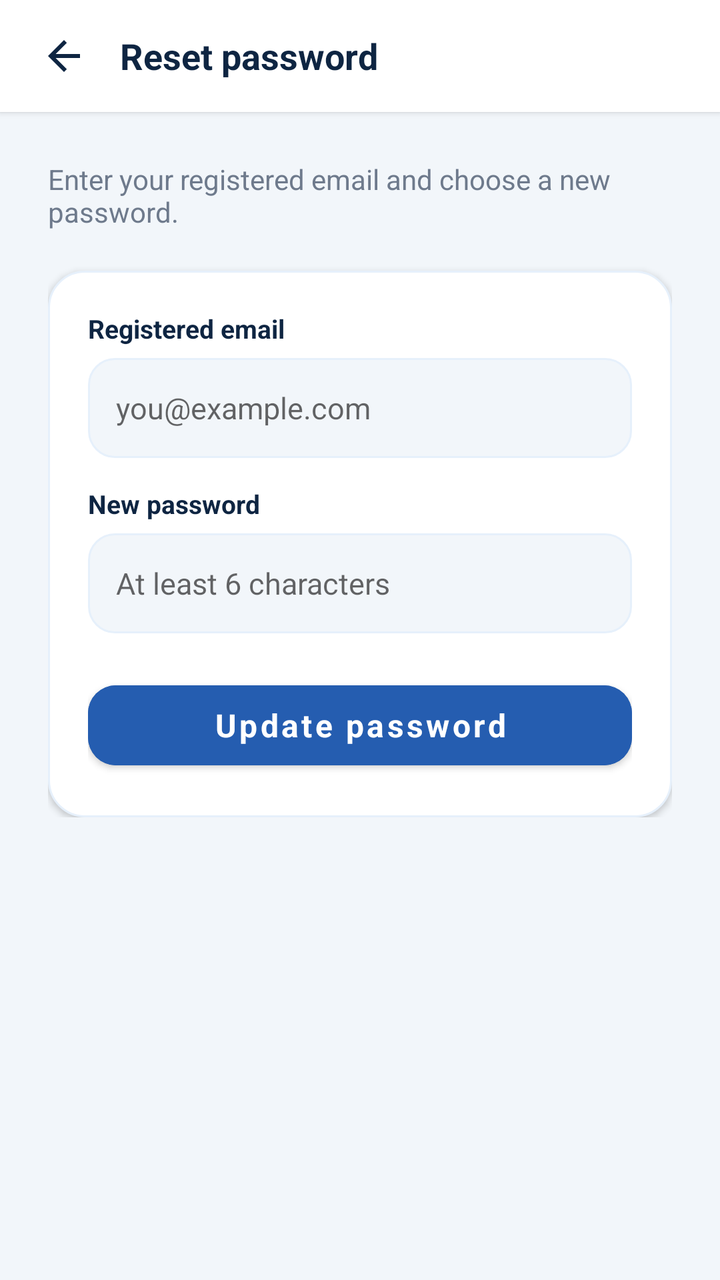
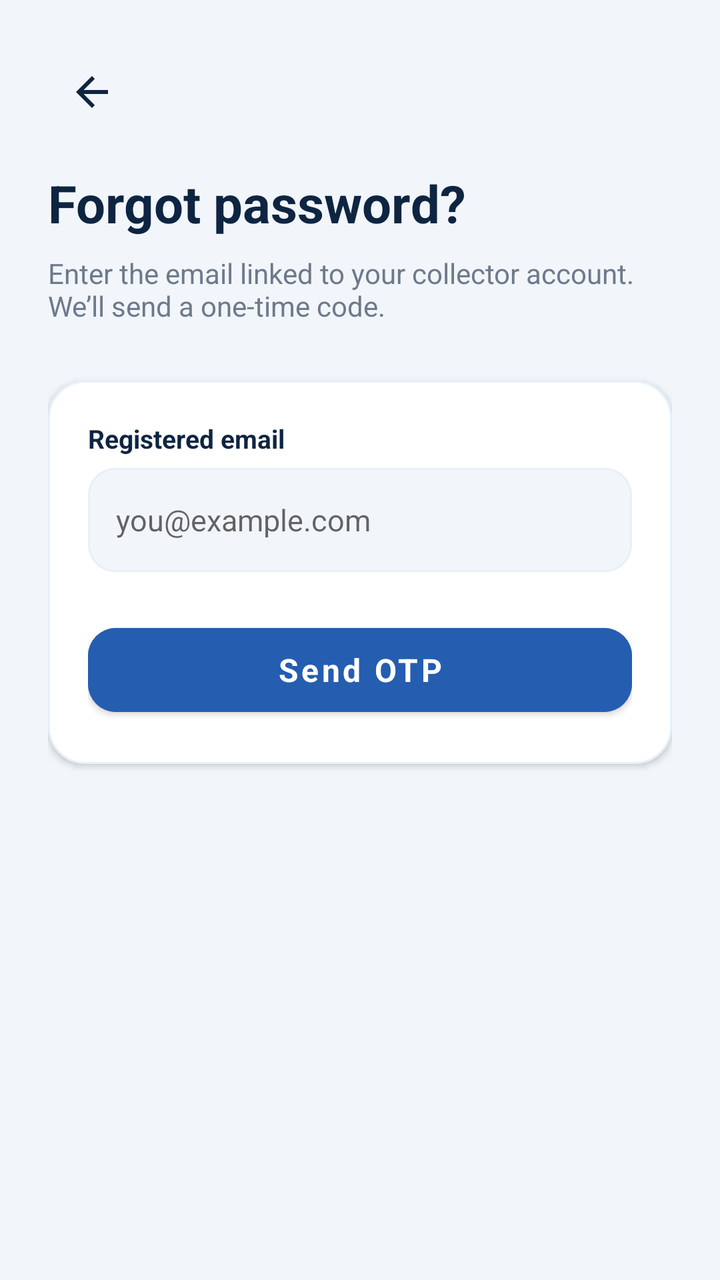

Compare the two renders of this Android layout. The source of the first and the diff that turns it into the second are given below.
<!-- AndroidManifest.xml: application theme Theme.CSUCensus -->
<!-- res/layout/activity_forgot_password.xml -->
<?xml version="1.0" encoding="utf-8"?>
<LinearLayout
    xmlns:android="http://schemas.android.com/apk/res/android"
    xmlns:app="http://schemas.android.com/apk/res-auto"
    android:layout_width="match_parent"
    android:layout_height="match_parent"
    android:orientation="vertical"
    android:background="@color/background">

    <LinearLayout
        android:layout_width="match_parent"
        android:layout_height="56dp"
        android:orientation="horizontal"
        android:gravity="center_vertical"
        android:paddingHorizontal="8dp"
        android:background="@color/white"
        android:elevation="2dp">

        <ImageButton
            android:id="@+id/btnBack"
            android:layout_width="48dp"
            android:layout_height="48dp"
            android:src="@drawable/ic_back"
            android:background="?attr/selectableItemBackgroundBorderless"
            android:contentDescription="Back"
            android:padding="12dp" />

        <TextView
            android:layout_width="wrap_content"
            android:layout_height="wrap_content"
            android:text="Reset password"
            android:textSize="18sp"
            android:textStyle="bold"
            android:textColor="@color/navy"
            android:layout_marginStart="4dp" />
    </LinearLayout>

    <LinearLayout
        android:layout_width="match_parent"
        android:layout_height="wrap_content"
        android:orientation="vertical"
        android:padding="24dp">

        <TextView
            android:layout_width="match_parent"
            android:layout_height="wrap_content"
            android:text="Enter your registered email and choose a new password."
            android:textColor="@color/muted"
            android:textSize="14sp" />

        <LinearLayout
            android:layout_width="match_parent"
            android:layout_height="wrap_content"
            android:orientation="vertical"
            android:background="@drawable/bg_card"
            android:padding="20dp"
            android:layout_marginTop="20dp"
            android:elevation="2dp">

            <TextView
                android:layout_width="wrap_content"
                android:layout_height="wrap_content"
                android:text="Registered email"
                android:textColor="@color/navy"
                android:textStyle="bold"
                android:textSize="13sp" />

            <EditText
                android:id="@+id/etResetEmail"
                android:layout_width="match_parent"
                android:layout_height="50dp"
                android:layout_marginTop="6dp"
                android:paddingHorizontal="14dp"
                android:singleLine="true"
                android:hint="you@example.com"
                android:inputType="textEmailAddress"
                android:background="@drawable/bg_input"
                android:textColor="@color/navy"
                android:textSize="15sp" />

            <TextView
                android:layout_width="wrap_content"
                android:layout_height="wrap_content"
                android:text="New password"
                android:textColor="@color/navy"
                android:textStyle="bold"
                android:textSize="13sp"
                android:layout_marginTop="14dp" />

            <EditText
                android:id="@+id/etResetPassword"
                android:layout_width="match_parent"
                android:layout_height="50dp"
                android:layout_marginTop="6dp"
                android:paddingHorizontal="14dp"
                android:singleLine="true"
                android:hint="At least 6 characters"
                android:inputType="textPassword"
                android:background="@drawable/bg_input"
                android:textColor="@color/navy"
                android:textSize="15sp" />

            <com.google.android.material.button.MaterialButton
                android:id="@+id/btnReset"
                android:layout_width="match_parent"
                android:layout_height="52dp"
                android:text="Update password"
                android:textAllCaps="false"
                android:textSize="16sp"
                android:textStyle="bold"
                android:backgroundTint="@color/blue"
                android:layout_marginTop="20dp"
                app:cornerRadius="14dp" />
        </LinearLayout>
    </LinearLayout>
</LinearLayout>
<!-- resources referenced by this layout -->
<resources>
  <color name="background">#F2F6FA</color>
  <color name="blue">#255DB0</color>
  <color name="muted">#6E7A8C</color>
  <color name="navy">#0E2542</color>
  <color name="white">#FFFFFF</color>
  <!-- drawable bg_card (drawable) -->
  <?xml version="1.0" encoding="utf-8"?>
  <shape xmlns:android="http://schemas.android.com/apk/res/android">
      <solid android:color="@color/white" />
      <corners android:radius="18dp" />
      <stroke android:width="1dp" android:color="@color/light_blue" />
  </shape>
  <!-- drawable bg_input (drawable) -->
  <?xml version="1.0" encoding="utf-8"?>
  <shape xmlns:android="http://schemas.android.com/apk/res/android">
      <solid android:color="@color/background" />
      <corners android:radius="13dp" />
      <stroke android:width="1dp" android:color="@color/light_blue" />
  </shape>
  <!-- drawable ic_back (drawable) -->
  <?xml version="1.0" encoding="utf-8"?>
  <vector xmlns:android="http://schemas.android.com/apk/res/android"
      android:width="24dp" android:height="24dp"
      android:viewportWidth="24" android:viewportHeight="24">
      <path android:fillColor="#0E2542"
          android:pathData="M20,11H7.83l5.59,-5.59L12,4l-8,8 8,8 1.41,-1.41L7.83,13H20v-2z"/>
  </vector>
  <style name="Theme.CSUCensus" parent="Theme.MaterialComponents.DayNight.NoActionBar">
          <item name="colorPrimary">@color/blue</item>
          <item name="colorPrimaryVariant">@color/blue_dark</item>
          <item name="colorSecondary">@color/green</item>
          <item name="colorOnPrimary">@color/white</item>
          <item name="android:fontFamily">sans-serif</item>
          <item name="android:windowLightStatusBar">true</item>
          <item name="android:statusBarColor">@android:color/transparent</item>
          <item name="android:navigationBarColor">@color/white</item>
          <item name="android:windowLightNavigationBar">true</item>
          <item name="android:windowBackground">@color/background</item>
      </style>
  <color name="light_blue">#E6F0FB</color>
  <color name="blue_dark">#1E4A8C</color>
  <color name="green">#2A966B</color>
</resources>

<!-- the commit's change to res/layout/activity_forgot_password.xml (unified diff, before → after) -->
@@ -1,39 +1,12 @@
 <?xml version="1.0" encoding="utf-8"?>
-<LinearLayout
+<ScrollView
     xmlns:android="http://schemas.android.com/apk/res/android"
     xmlns:app="http://schemas.android.com/apk/res-auto"
     android:layout_width="match_parent"
     android:layout_height="match_parent"
-    android:orientation="vertical"
-    android:background="@color/background">
-
-    <LinearLayout
-        android:layout_width="match_parent"
-        android:layout_height="56dp"
-        android:orientation="horizontal"
-        android:gravity="center_vertical"
-        android:paddingHorizontal="8dp"
-        android:background="@color/white"
-        android:elevation="2dp">
-
-        <ImageButton
-            android:id="@+id/btnBack"
-            android:layout_width="48dp"
-            android:layout_height="48dp"
-            android:src="@drawable/ic_back"
-            android:background="?attr/selectableItemBackgroundBorderless"
-            android:contentDescription="Back"
-            android:padding="12dp" />
-
-        <TextView
-            android:layout_width="wrap_content"
-            android:layout_height="wrap_content"
-            android:text="Reset password"
-            android:textSize="18sp"
-            android:textStyle="bold"
-            android:textColor="@color/navy"
-            android:layout_marginStart="4dp" />
-    </LinearLayout>
+    android:background="@color/background"
+    android:fillViewport="true"
+    android:scrollbars="none">
 
     <LinearLayout
         android:layout_width="match_parent"
@@ -41,12 +14,31 @@
         android:orientation="vertical"
         android:padding="24dp">
 
+        <ImageButton
+            android:id="@+id/btnBack"
+            android:layout_width="44dp"
+            android:layout_height="44dp"
+            android:src="@drawable/ic_back"
+            android:background="?attr/selectableItemBackgroundBorderless"
+            android:contentDescription="Back"
+            app:tint="@color/navy" />
+
         <TextView
-            android:layout_width="match_parent"
+            android:layout_width="wrap_content"
             android:layout_height="wrap_content"
-            android:text="Enter your registered email and choose a new password."
+            android:text="Forgot password?"
+            android:textSize="26sp"
+            android:textStyle="bold"
+            android:textColor="@color/navy"
+            android:layout_marginTop="16dp" />
+
+        <TextView
+            android:layout_width="wrap_content"
+            android:layout_height="wrap_content"
+            android:text="Enter the email linked to your collector account. We’ll send a one-time code."
             android:textColor="@color/muted"
-            android:textSize="14sp" />
+            android:textSize="14sp"
+            android:layout_marginTop="8dp" />
 
         <LinearLayout
             android:layout_width="match_parent"
@@ -54,7 +46,7 @@
             android:orientation="vertical"
             android:background="@drawable/bg_card"
             android:padding="20dp"
-            android:layout_marginTop="20dp"
+            android:layout_marginTop="28dp"
             android:elevation="2dp">
 
             <TextView
@@ -68,7 +60,7 @@
             <EditText
                 android:id="@+id/etResetEmail"
                 android:layout_width="match_parent"
-                android:layout_height="50dp"
+                android:layout_height="52dp"
                 android:layout_marginTop="6dp"
                 android:paddingHorizontal="14dp"
                 android:singleLine="true"
@@ -78,39 +70,18 @@
                 android:textColor="@color/navy"
                 android:textSize="15sp" />
 
-            <TextView
-                android:layout_width="wrap_content"
-                android:layout_height="wrap_content"
-                android:text="New password"
-                android:textColor="@color/navy"
-                android:textStyle="bold"
-                android:textSize="13sp"
-                android:layout_marginTop="14dp" />
-
-            <EditText
-                android:id="@+id/etResetPassword"
+            <com.google.android.material.button.MaterialButton
+                android:id="@+id/btnSendOtp"
                 android:layout_width="match_parent"
-                android:layout_height="50dp"
-                android:layout_marginTop="6dp"
-                android:paddingHorizontal="14dp"
-                android:singleLine="true"
-                android:hint="At least 6 characters"
-                android:inputType="textPassword"
-                android:background="@drawable/bg_input"
-                android:textColor="@color/navy"
-                android:textSize="15sp" />
-
-            <com.google.android.material.button.MaterialButton
-                android:id="@+id/btnReset"
-                android:layout_width="match_parent"
-                android:layout_height="52dp"
-                android:text="Update password"
+                android:layout_height="54dp"
+                android:text="Send OTP"
                 android:textAllCaps="false"
                 android:textSize="16sp"
                 android:textStyle="bold"
                 android:backgroundTint="@color/blue"
-                android:layout_marginTop="20dp"
+                android:layout_marginTop="22dp"
                 app:cornerRadius="14dp" />
         </LinearLayout>
+
     </LinearLayout>
-</LinearLayout>
+</ScrollView>
